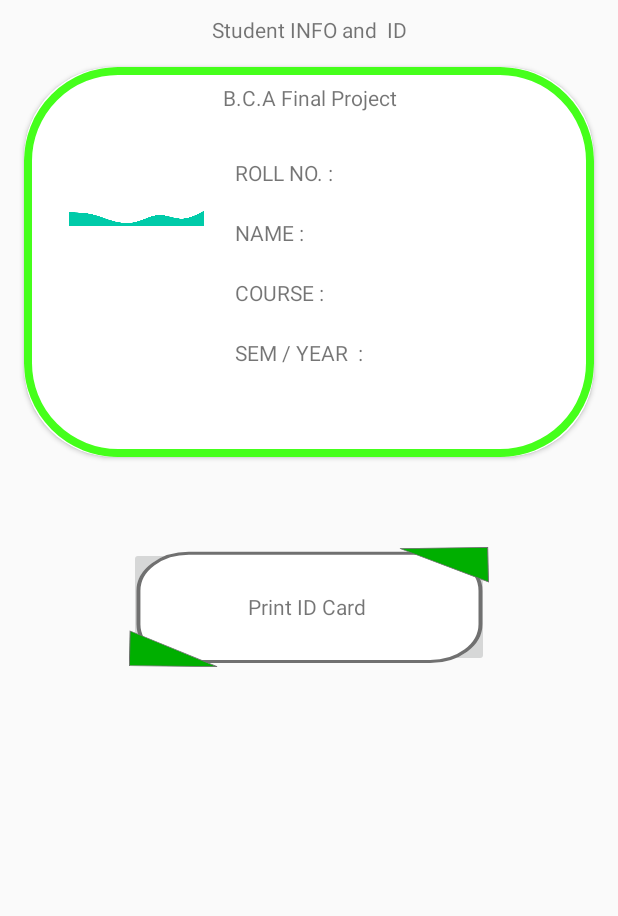
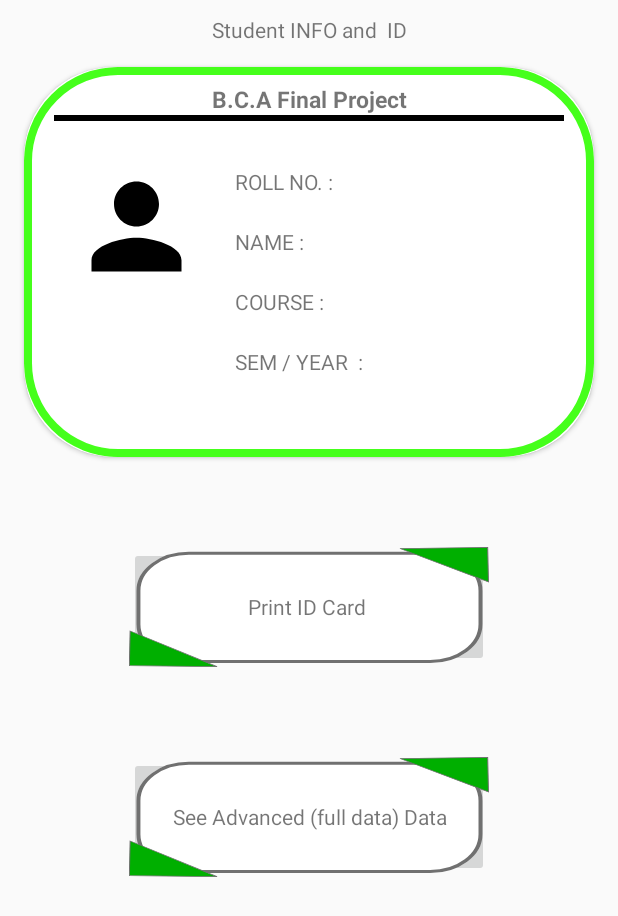
Before and after one commit to nikhilsaps/Attendify, an Android app: the layout activity_stud_info_id.xml on its own in the app's theme, with its tools: preview values and no code run, on a phone screen of 412 x 824 dp. Shown: the top 916 px of the screen. Run offline under Robolectric (Android 15) with nearby library versions, the phone set to English and light mode, and no system bars.

Commit message:
added  activity with  id card to pdf conversion

```diff
--- a/app/build.gradle
+++ b/app/build.gradle
@@ -51,4 +51,6 @@ dependencies {
     implementation "androidx.recyclerview:recyclerview-selection:1.1.0"
     implementation 'com.makeramen:roundedimageview:2.3.0'
     implementation 'com.google.zxing:core:3.4.1'
+    implementation 'com.itextpdf:itextpdf:5.5.13.2'
+
 }
--- /dev/null
+++ b/app/src/main/res/drawable/text_bg.xml
@@ -0,0 +1,9 @@
+<?xml version="1.0" encoding="utf-8"?>
+<shape xmlns:android="http://schemas.android.com/apk/res/android"
+    android:shape="rectangle"    >
+    <size android:height="4dp"
+        android:width="370dp"/>
+    <solid android:color="@color/black"/>
+
+
+</shape>
--- a/app/src/main/res/layout/activity_stud_info_id.xml
+++ b/app/src/main/res/layout/activity_stud_info_id.xml
@@ -18,7 +18,7 @@
         app:layout_constraintTop_toTopOf="parent" />
 
     <androidx.cardview.widget.CardView
-        android:id="@+id/cardView"
+        android:id="@+id/stud_id_cardView"
         android:layout_width="380dp"
         android:layout_height="260dp"
         android:layout_marginTop="5dp"
@@ -26,6 +26,7 @@
         app:layout_constraintEnd_toEndOf="parent"
         app:layout_constraintStart_toStartOf="parent"
         app:layout_constraintTop_toBottomOf="@+id/studinfoheader">
+
         <androidx.constraintlayout.widget.ConstraintLayout
             android:layout_width="match_parent"
             android:layout_height="match_parent"
@@ -33,11 +34,14 @@
 
             <TextView
                 android:id="@+id/textView2"
-                android:layout_width="match_parent"
+                android:layout_width="340dp"
                 android:layout_height="wrap_content"
                 android:layout_marginTop="5dp"
                 android:gravity="center"
                 android:padding="5dp"
+                android:textSize="15sp"
+                android:textStyle="bold"
+                android:drawableBottom="@drawable/text_bg"
                 android:text="B.C.A Final Project"
                 app:layout_constraintEnd_toEndOf="parent"
                 app:layout_constraintStart_toStartOf="parent"
@@ -49,7 +53,7 @@
                 android:layout_height="90dp"
                 android:layout_marginStart="30dp"
                 android:layout_marginTop="20dp"
-                android:src="@drawable/wave"
+                android:src="@drawable/person_ic"
                 app:layout_constraintStart_toStartOf="parent"
                 app:layout_constraintTop_toBottomOf="@+id/textView2" />
 
@@ -125,14 +129,14 @@
     </androidx.cardview.widget.CardView>
 
     <ImageButton
-        android:id="@+id/imageButton"
+        android:id="@+id/stud_id_print"
         android:layout_width="240dp"
         android:layout_height="80dp"
         android:layout_marginTop="60dp"
         android:src="@drawable/add_new_stu"
         app:layout_constraintEnd_toEndOf="parent"
         app:layout_constraintStart_toStartOf="parent"
-        app:layout_constraintTop_toBottomOf="@+id/cardView" />
+        app:layout_constraintTop_toBottomOf="@+id/stud_id_cardView" />
 
     <TextView
         android:id="@+id/textView"
@@ -140,9 +144,31 @@
         android:layout_height="80dp"
         android:gravity="center"
         android:text="Print ID Card "
-        app:layout_constraintBottom_toBottomOf="@+id/imageButton"
-        app:layout_constraintEnd_toEndOf="@+id/imageButton"
-        app:layout_constraintStart_toStartOf="@+id/imageButton"
-        app:layout_constraintTop_toTopOf="@+id/imageButton" />
+        app:layout_constraintBottom_toBottomOf="@+id/stud_id_print"
+        app:layout_constraintEnd_toEndOf="@+id/stud_id_print"
+        app:layout_constraintStart_toStartOf="@+id/stud_id_print"
+        app:layout_constraintTop_toTopOf="@+id/stud_id_print" />
+
+    <ImageButton
+        android:id="@+id/stud_id_advance"
+        android:layout_width="240dp"
+        android:layout_height="80dp"
+        android:layout_marginTop="60dp"
+        android:src="@drawable/add_new_stu"
+        app:layout_constraintEnd_toEndOf="@+id/stud_id_print"
+        app:layout_constraintStart_toStartOf="@+id/stud_id_print"
+        app:layout_constraintTop_toBottomOf="@+id/stud_id_print" />
+
+    <TextView
+        android:id="@+id/textViewadv"
+        android:layout_width="240dp"
+        android:layout_height="80dp"
+        android:gravity="center"
+        android:text="See Advanced (full data) Data"
+        app:layout_constraintBottom_toBottomOf="@+id/stud_id_advance"
+        app:layout_constraintEnd_toEndOf="@+id/stud_id_advance"
+        app:layout_constraintStart_toStartOf="@+id/stud_id_advance"
+        app:layout_constraintTop_toTopOf="@+id/stud_id_advance" />
+
 
 </androidx.constraintlayout.widget.ConstraintLayout>
--- /dev/null
+++ b/app/src/main/res/xml/file_paths.xml
@@ -0,0 +1,4 @@
+<?xml version="1.0" encoding="utf-8"?>
+<paths xmlns:android="http://schemas.android.com/apk/res/android">
+    <external-path name="my_files" path="."/>
+</paths>
```
Also changed, not shown: app/src/main/AndroidManifest.xml (+10 -0 lines), app/src/main/java/com/sinnikhy/attendify/DatabaseHandler.kt (+12 -0 lines), app/src/main/java/com/sinnikhy/attendify/StudInfo_ID.kt (+73 -0 lines), app/src/main/java/com/sinnikhy/attendify/admins/AdminDataLvlActivity.kt (+29 -0 lines).
